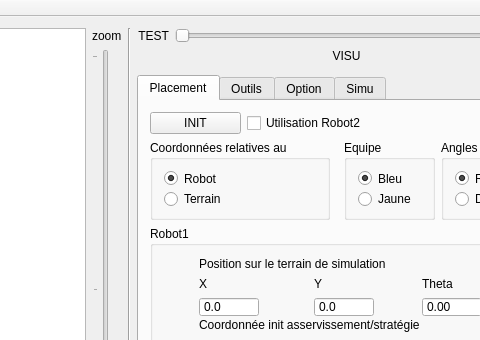
Qt form PluginModules/SimuBot/ihm_SimuBot.ui (CRLG/LABOTBOX) before a commit; both pictures show x 697 to 1177 and y 0 to 340 of the 1262 by 666 pixel window.
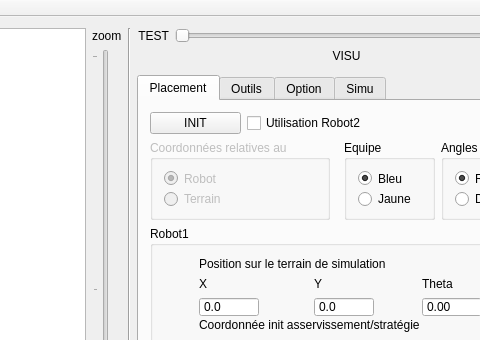
The same form after that commit.

Commit message: #54 [SimuBot] cohérence des cases à cocher et de la couleur des robots en fonctions de s'ils sont sélectionnables ou non

Patch:
```diff
--- a/PluginModules/SimuBot/ihm_SimuBot.ui
+++ b/PluginModules/SimuBot/ihm_SimuBot.ui
@@ -460,6 +460,9 @@
         </item>
         <item row="1" column="0" colspan="2">
          <widget class="QGroupBox" name="groupBox_coord_relative">
+          <property name="enabled">
+           <bool>false</bool>
+          </property>
           <property name="sizePolicy">
            <sizepolicy hsizetype="Preferred" vsizetype="MinimumExpanding">
             <horstretch>0</horstretch>
@@ -501,7 +504,7 @@
            <item>
             <widget class="QRadioButton" name="radioButton_terrain_relative">
              <property name="enabled">
-              <bool>true</bool>
+              <bool>false</bool>
              </property>
              <property name="maximumSize">
               <size>
```
Left out of the diff: 3 changed lines with no effect on the pictures. The commit also changes 1 other file.
